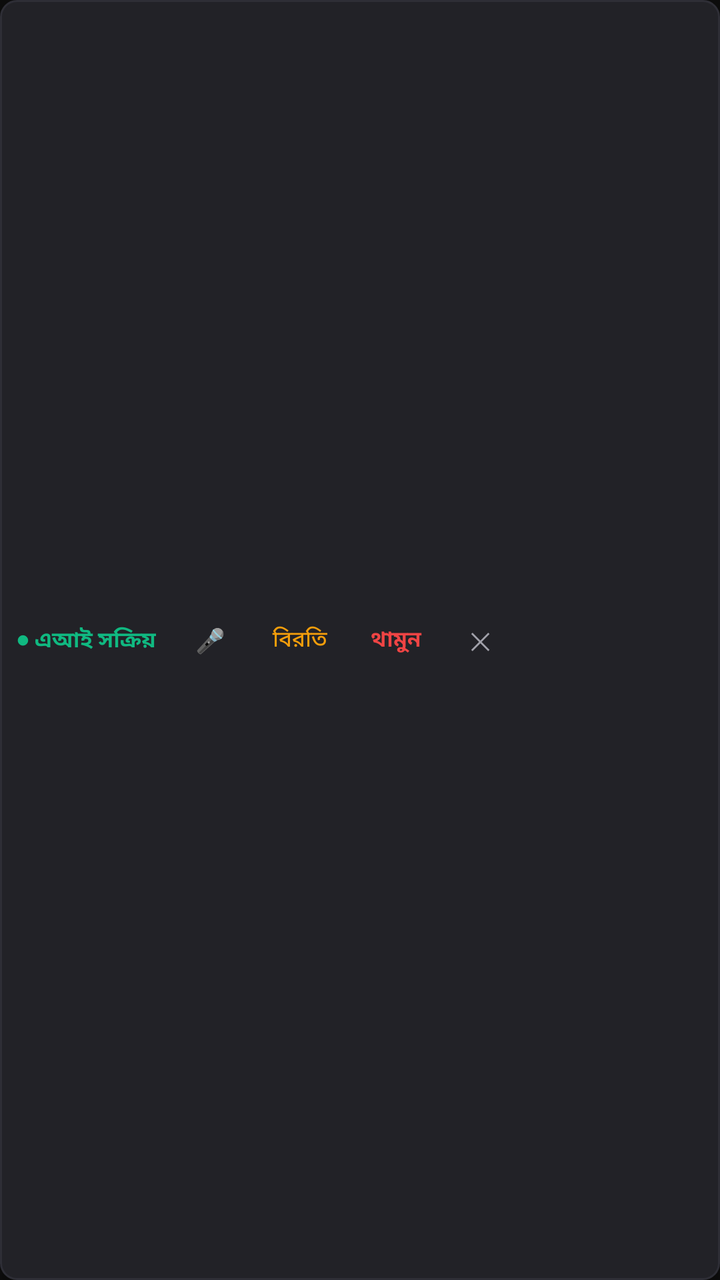
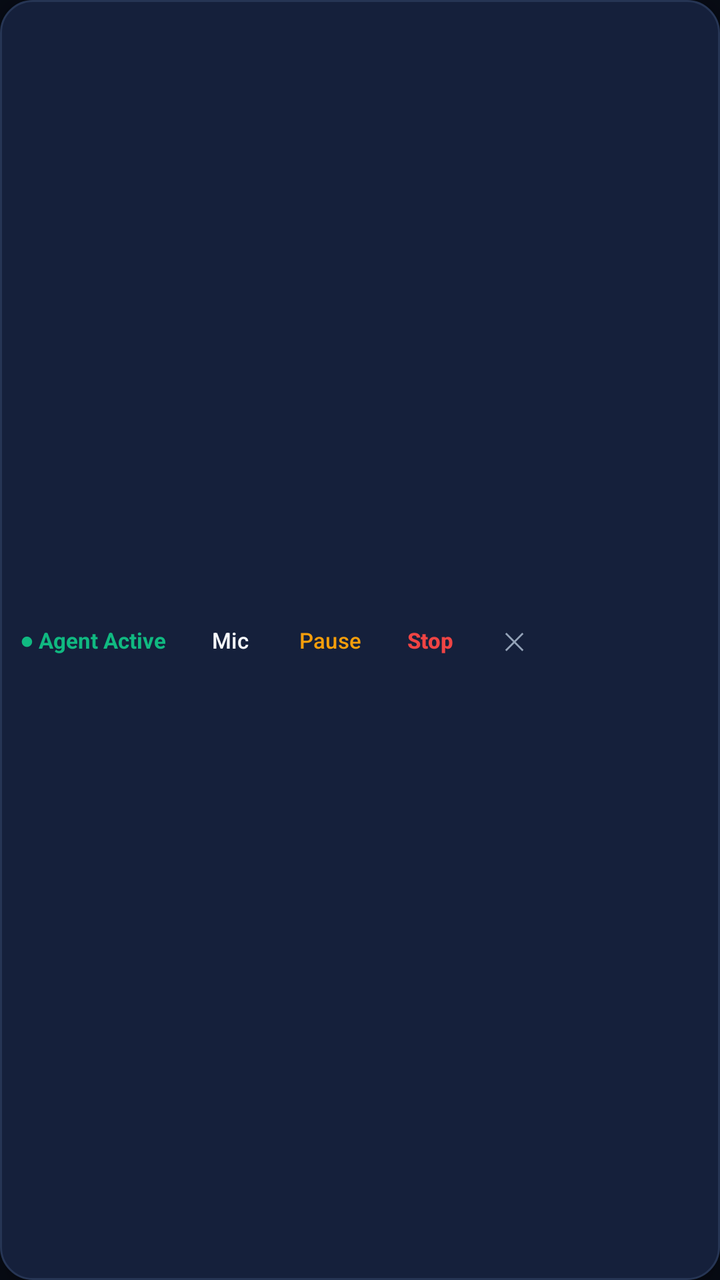

The first picture is an Android layout as it rendered before a commit; the second is the same layout after the commit. The layout source and the unified diff follow.
<!-- AndroidManifest.xml: application theme Theme.BengaliAgent -->
<!-- res/layout/view_floating_control_bar.xml -->
<?xml version="1.0" encoding="utf-8"?>
<LinearLayout xmlns:android="http://schemas.android.com/apk/res/android"
    android:layout_width="wrap_content"
    android:layout_height="wrap_content"
    android:background="@drawable/bg_card"
    android:elevation="6dp"
    android:gravity="center_vertical"
    android:orientation="horizontal"
    android:paddingHorizontal="8dp"
    android:paddingVertical="4dp">

    <TextView
        android:id="@+id/tvOverlayStatusDot"
        android:layout_width="wrap_content"
        android:layout_height="wrap_content"
        android:layout_marginEnd="6dp"
        android:text="● এআই সক্রিয়"
        android:textColor="@color/accent_green"
        android:textSize="11sp"
        android:textStyle="bold" />

    <Button
        android:id="@+id/btnOverlayMute"
        style="@style/Widget.MaterialComponents.Button.TextButton"
        android:layout_width="42dp"
        android:layout_height="32dp"
        android:insetTop="0dp"
        android:insetBottom="0dp"
        android:minWidth="0dp"
        android:padding="2dp"
        android:text="🎤"
        android:textSize="12sp" />

    <Button
        android:id="@+id/btnOverlayPause"
        style="@style/Widget.MaterialComponents.Button.TextButton"
        android:layout_width="48dp"
        android:layout_height="32dp"
        android:insetTop="0dp"
        android:insetBottom="0dp"
        android:minWidth="0dp"
        android:padding="2dp"
        android:text="বিরতি"
        android:textColor="@color/accent_amber"
        android:textSize="11sp" />

    <Button
        android:id="@+id/btnOverlayStop"
        style="@style/Widget.MaterialComponents.Button.TextButton"
        android:layout_width="48dp"
        android:layout_height="32dp"
        android:insetTop="0dp"
        android:insetBottom="0dp"
        android:minWidth="0dp"
        android:padding="2dp"
        android:text="থামুন"
        android:textColor="@color/accent_red"
        android:textSize="11sp"
        android:textStyle="bold" />

    <Button
        android:id="@+id/btnOverlayDisable"
        style="@style/Widget.MaterialComponents.Button.TextButton"
        android:layout_width="36dp"
        android:layout_height="32dp"
        android:insetTop="0dp"
        android:insetBottom="0dp"
        android:minWidth="0dp"
        android:padding="2dp"
        android:text="✕"
        android:textColor="@color/text_secondary"
        android:textSize="12sp" />

</LinearLayout>
<!-- resources referenced by this layout -->
<resources>
  <color name="accent_amber">#F59E0B</color>
  <color name="accent_green">#10B981</color>
  <color name="accent_red">#EF4444</color>
  <color name="text_secondary">#A1A1AA</color>
  <!-- drawable bg_card (drawable) -->
  <?xml version="1.0" encoding="utf-8"?>
  <shape xmlns:android="http://schemas.android.com/apk/res/android"
      android:shape="rectangle">
      <solid android:color="@color/bg_card" />
      <corners android:radius="8dp" />
      <stroke
          android:width="1dp"
          android:color="@color/divider" />
  </shape>
  <style name="Theme.BengaliAgent" parent="Theme.MaterialComponents.DayNight.NoActionBar">
          <item name="colorPrimary">@color/accent_green</item>
          <item name="colorPrimaryVariant">@color/bg_surface</item>
          <item name="colorOnPrimary">@color/bg_black</item>
          <item name="colorSecondary">@color/accent_blue</item>
          <item name="android:windowBackground">@color/bg_black</item>
          <item name="android:statusBarColor">@color/bg_black</item>
          <item name="android:navigationBarColor">@color/bg_black</item>
          <item name="android:textColorPrimary">@color/text_primary</item>
          <item name="android:textColorSecondary">@color/text_secondary</item>
      </style>
  <color name="bg_card">#222227</color>
  <color name="divider">#2E2E36</color>
  <color name="bg_surface">#18181B</color>
  <color name="bg_black">#0D0D0D</color>
  <color name="accent_blue">#3B82F6</color>
  <color name="text_primary">#F4F4F5</color>
</resources>

<!-- the commit's change to res/layout/view_floating_control_bar.xml (unified diff, before → after) -->
@@ -6,63 +6,64 @@
     android:elevation="6dp"
     android:gravity="center_vertical"
     android:orientation="horizontal"
-    android:paddingHorizontal="8dp"
-    android:paddingVertical="4dp">
+    android:paddingHorizontal="10dp"
+    android:paddingVertical="6dp">
 
     <TextView
         android:id="@+id/tvOverlayStatusDot"
         android:layout_width="wrap_content"
         android:layout_height="wrap_content"
-        android:layout_marginEnd="6dp"
-        android:text="● এআই সক্রিয়"
+        android:layout_marginEnd="8dp"
+        android:text="● Agent Active"
         android:textColor="@color/accent_green"
         android:textSize="11sp"
         android:textStyle="bold" />
 
     <Button
         android:id="@+id/btnOverlayMute"
-        style="@style/Widget.MaterialComponents.Button.TextButton"
-        android:layout_width="42dp"
-        android:layout_height="32dp"
+        style="@style/Widget.Material3.Button.TextButton"
+        android:layout_width="48dp"
+        android:layout_height="36dp"
         android:insetTop="0dp"
         android:insetBottom="0dp"
         android:minWidth="0dp"
         android:padding="2dp"
-        android:text="🎤"
-        android:textSize="12sp" />
+        android:text="Mic"
+        android:textColor="@color/text_primary"
+        android:textSize="11sp" />
 
     <Button
         android:id="@+id/btnOverlayPause"
-        style="@style/Widget.MaterialComponents.Button.TextButton"
-        android:layout_width="48dp"
-        android:layout_height="32dp"
+        style="@style/Widget.Material3.Button.TextButton"
+        android:layout_width="52dp"
+        android:layout_height="36dp"
         android:insetTop="0dp"
         android:insetBottom="0dp"
         android:minWidth="0dp"
         android:padding="2dp"
-        android:text="বিরতি"
+        android:text="Pause"
         android:textColor="@color/accent_amber"
         android:textSize="11sp" />
 
     <Button
         android:id="@+id/btnOverlayStop"
-        style="@style/Widget.MaterialComponents.Button.TextButton"
+        style="@style/Widget.Material3.Button.TextButton"
         android:layout_width="48dp"
-        android:layout_height="32dp"
+        android:layout_height="36dp"
         android:insetTop="0dp"
         android:insetBottom="0dp"
         android:minWidth="0dp"
         android:padding="2dp"
-        android:text="থামুন"
+        android:text="Stop"
         android:textColor="@color/accent_red"
         android:textSize="11sp"
         android:textStyle="bold" />
 
     <Button
         android:id="@+id/btnOverlayDisable"
-        style="@style/Widget.MaterialComponents.Button.TextButton"
+        style="@style/Widget.Material3.Button.TextButton"
         android:layout_width="36dp"
-        android:layout_height="32dp"
+        android:layout_height="36dp"
         android:insetTop="0dp"
         android:insetBottom="0dp"
         android:minWidth="0dp"
<!-- resource entries referenced after the edit -->
@@ -3,33 +3,38 @@
   <color name="accent_amber">#F59E0B</color>
   <color name="accent_green">#10B981</color>
   <color name="accent_red">#EF4444</color>
-  <color name="text_secondary">#A1A1AA</color>
+  <color name="text_secondary">#94A3B8</color>
   <!-- drawable bg_card (drawable) -->
   <?xml version="1.0" encoding="utf-8"?>
   <shape xmlns:android="http://schemas.android.com/apk/res/android"
       android:shape="rectangle">
       <solid android:color="@color/bg_card" />
-      <corners android:radius="8dp" />
+      <corners android:radius="@dimen/card_radius" />
       <stroke
           android:width="1dp"
           android:color="@color/divider" />
   </shape>
-  <style name="Theme.BengaliAgent" parent="Theme.MaterialComponents.DayNight.NoActionBar">
-          <item name="colorPrimary">@color/accent_green</item>
-          <item name="colorPrimaryVariant">@color/bg_surface</item>
-          <item name="colorOnPrimary">@color/bg_black</item>
-          <item name="colorSecondary">@color/accent_blue</item>
+  <style name="Theme.BengaliAgent" parent="Theme.Material3.Dark.NoActionBar">
+          <item name="colorPrimary">@color/accent_primary</item>
+          <item name="colorOnPrimary">@color/text_primary</item>
+          <item name="colorSecondary">@color/accent_cyan</item>
+          <item name="colorOnSecondary">@color/bg_black</item>
+          <item name="colorSurface">@color/bg_surface</item>
+          <item name="colorOnSurface">@color/text_primary</item>
+          <item name="colorError">@color/accent_red</item>
           <item name="android:windowBackground">@color/bg_black</item>
           <item name="android:statusBarColor">@color/bg_black</item>
           <item name="android:navigationBarColor">@color/bg_black</item>
           <item name="android:textColorPrimary">@color/text_primary</item>
           <item name="android:textColorSecondary">@color/text_secondary</item>
       </style>
-  <color name="bg_card">#222227</color>
-  <color name="divider">#2E2E36</color>
-  <color name="bg_surface">#18181B</color>
-  <color name="bg_black">#0D0D0D</color>
-  <color name="accent_blue">#3B82F6</color>
-  <color name="text_primary">#F4F4F5</color>
+  <color name="bg_card">#15203B</color>
+  <dimen name="card_radius">16dp</dimen>
+  <color name="divider">#263554</color>
+  <color name="accent_primary">#6366F1</color>
+  <color name="accent_cyan">#06B6D4</color>
+  <color name="bg_surface">#0F172A</color>
+  <color name="bg_black">#070B14</color>
+  <color name="text_primary">#F8FAFC</color>
 </resources>
 
